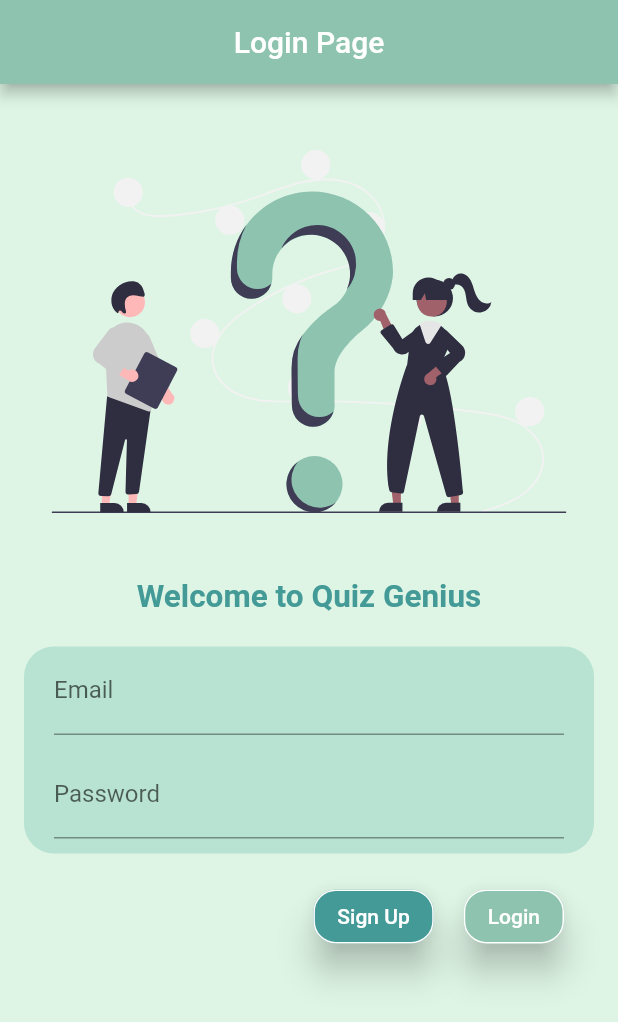
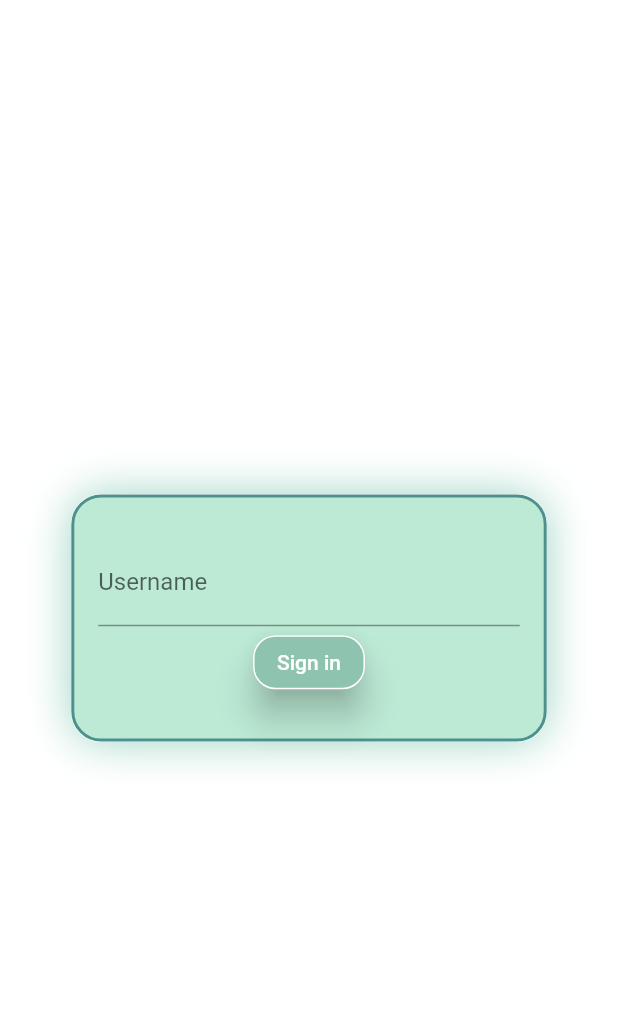
Before and after one commit to yagnik2411/Quiz-Genius, a Flutter app: the screen it shows after launch, on a phone screen of 412 x 824 dp. Shown: the top 1022 px of the screen. Run offline on Flutter 3.47's test engine with Material 2 defaults, Android fonts, the phone set to English and light mode, and no system bars; our stand-ins replace flutter_svg, google_fonts, velocity_x.

Commit message:
username page :added and UI work   finish

```diff
--- a/lib/main.dart
+++ b/lib/main.dart
@@ -1,4 +1,5 @@
 import 'package:flutter/material.dart';
+import 'package:quiz_genius/pages/username_page.dart';
 import 'package:quiz_genius/utils/my_route.dart';
 import 'package:google_fonts/google_fonts.dart';
 import 'pages/login_page.dart';
@@ -23,9 +24,10 @@ class MyApp extends StatelessWidget {
       darkTheme: ThemeData(
         brightness: Brightness.dark,
       ),
-      initialRoute: MyRoutes.loginRoute,
+      initialRoute: MyRoutes.usernameRoute,
       routes: {
         MyRoutes.loginRoute: (context) => const Login(),
+        MyRoutes.usernameRoute: (context) => const UserName(),
       },
     );
   }
--- /dev/null
+++ b/lib/pages/username_page.dart
@@ -0,0 +1,62 @@
+import 'package:flutter/material.dart';
+import 'package:quiz_genius/utils/colors.dart';
+import 'package:velocity_x/velocity_x.dart';
+
+class UserName extends StatelessWidget {
+  const UserName({super.key});
+
+  @override
+  Widget build(BuildContext context) {
+    return Scaffold(
+      backgroundColor: Colors.white.withOpacity(0.5),
+      body: Center(
+        child: Container(
+          height: MediaQuery.of(context).size.height / 5,
+          width: MediaQuery.of(context).size.width / 1.3,
+          decoration: BoxDecoration(
+            boxShadow: const [
+              BoxShadow(
+                color: MyColors.elfGreen,
+                blurRadius: 25,
+                offset: Offset(0, 0),
+                blurStyle: BlurStyle.outer,
+              ),
+            ],
+            border: Border.all(
+              color: MyColors.darkCyan,
+              width: 2,
+            ),
+            color: MyColors.seaGreen,
+            borderRadius: BorderRadius.circular(20),
+          ),
+          child: Column(mainAxisAlignment: MainAxisAlignment.center, children: [
+            TextFormField(
+              decoration: InputDecoration(
+                hintText: "eg: abc123",
+                hintStyle: TextStyle(
+                  color: Colors.deepPurple.withOpacity(0.4),
+                ),
+                labelText: "Username",
+              ),
+            ).px16(),
+            ElevatedButton(
+              onPressed: () {},
+              style: ButtonStyle(
+                backgroundColor: MaterialStateProperty.all(MyColors.mint),
+                elevation: MaterialStateProperty.all(10),
+                side: MaterialStateProperty.all(
+                    const BorderSide(color: Colors.white)),
+                shape: MaterialStateProperty.all(
+                  RoundedRectangleBorder(
+                    borderRadius: BorderRadius.circular(15),
+                  ),
+                ),
+              ),
+              child: const Text("Sign in"),
+            ).px12(),
+          ]),
+        ),
+      ),
+    );
+  }
+}
--- a/lib/utils/my_route.dart
+++ b/lib/utils/my_route.dart
@@ -1,4 +1,5 @@
 class MyRoutes{
 
   static const String loginRoute = "/login";
+  static const String usernameRoute = "/username";
 }
```
